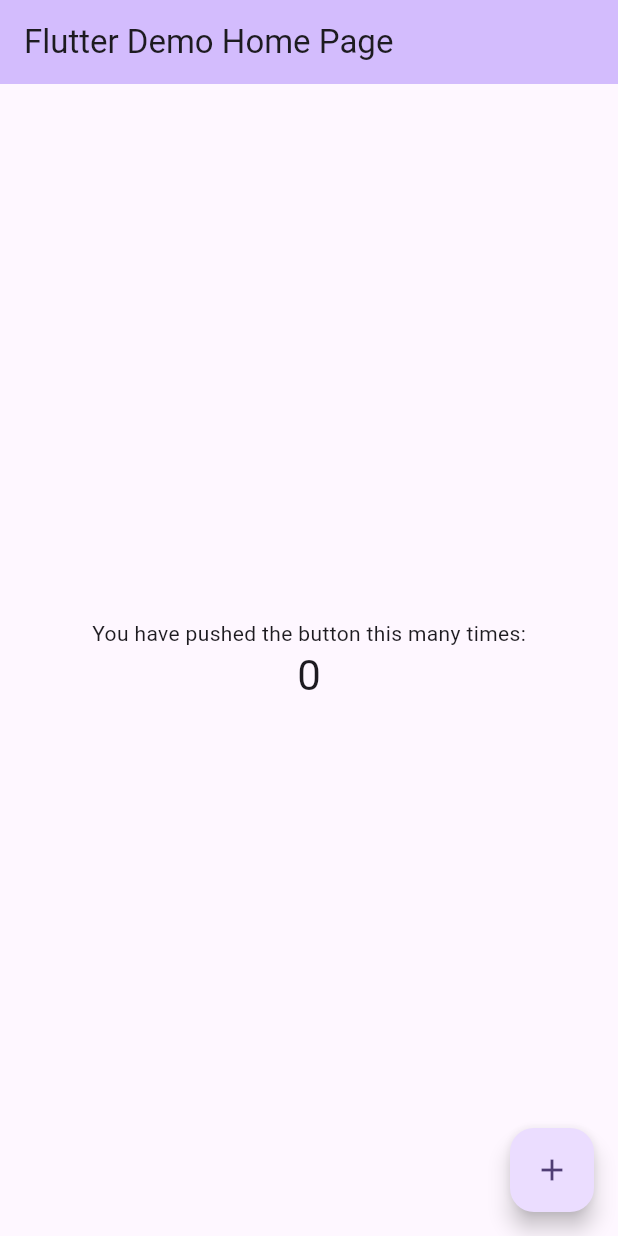
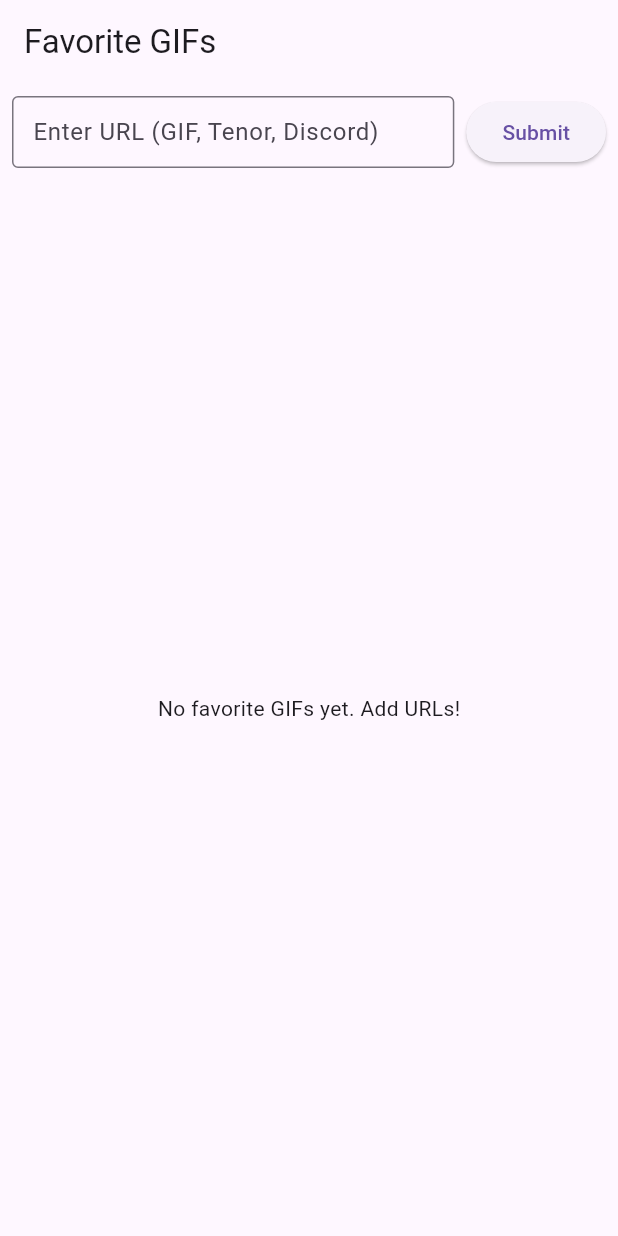
Before and after one commit to retrixe/plethora, a Flutter app: the screen it shows after launch, on a phone screen of 412 x 824 dp. Run offline on Flutter 3.47's test engine with Material 3 defaults, Android fonts, the phone set to English and light mode, and no system bars; our stand-ins replace cached_network_image, hive, hive_flutter; accounts and stored records are empty.

Commit message:
may god forgive me for vibe coding

```diff
--- /dev/null
+++ b/lib/gif_box.dart
@@ -0,0 +1 @@
+const String gifBoxName = 'favoriteGifs';
--- /dev/null
+++ b/lib/gif_list_screen.dart
@@ -0,0 +1,259 @@
+import 'package:flutter/material.dart';
+import 'package:flutter/services.dart';
+import 'package:hive_flutter/hive_flutter.dart';
+import 'package:cached_network_image/cached_network_image.dart';
+import 'gif_box.dart';
+import 'tenor_scraper.dart';
+import 'models/gif_entry.dart';
+
+class GifListScreen extends StatefulWidget {
+  const GifListScreen({super.key});
+
+  @override
+  State<GifListScreen> createState() => _GifListScreenState();
+}
+
+class _GifListScreenState extends State<GifListScreen> {
+  final TextEditingController _urlController = TextEditingController();
+  final _gifBox = Hive.box<GifEntry>(gifBoxName);
+  bool _isProcessingUrl = false;
+
+  Future<void> _handleUrlInput() async {
+    final originalUrl = _urlController.text.trim();
+    if (originalUrl.isEmpty) {
+      ScaffoldMessenger.of(context).showSnackBar(
+        const SnackBar(
+          content: Text('Please enter a URL'),
+          backgroundColor: Colors.orangeAccent,
+        ),
+      );
+      return;
+    }
+
+    if (_isProcessingUrl) return;
+
+    // Validate if it's a valid URL format before processing
+    Uri? uri = Uri.tryParse(originalUrl);
+    if (uri?.hasAbsolutePath != true) {
+      ScaffoldMessenger.of(context).showSnackBar(
+        const SnackBar(
+          content: Text('Please enter a valid URL format'),
+          backgroundColor: Colors.redAccent,
+        ),
+      );
+      return;
+    }
+
+    setState(() {
+      _isProcessingUrl = true;
+    });
+
+    String mediaUrl = originalUrl; // Start with originalUrl for media
+
+    // --- Handle Tenor URLs ---
+    if (originalUrl.contains('tenor.com')) {
+      // Attempt to scrape the original Tenor page to get the media URL.
+      ScaffoldMessenger.of(context).showSnackBar(
+        const SnackBar(
+          content: Text('Attempting to scrape Tenor URL...'),
+          duration: Duration(seconds: 2),
+        ),
+      );
+      final scrapedUrl = await TenorScraper.scrapeGifUrl(
+          originalUrl); // Use originalUrl for scraping
+
+      if (scrapedUrl != null) {
+        mediaUrl = scrapedUrl; // Use scraped URL for preview/caching
+        ScaffoldMessenger.of(context).showSnackBar(
+          const SnackBar(
+            content: Text('Scraping successful! Adding GIF.'),
+            backgroundColor: Colors.green,
+          ),
+        );
+      } else {
+        // If scraping failed, we can't get a media URL for preview/caching
+        ScaffoldMessenger.of(context).showSnackBar(
+          const SnackBar(
+            content: Text('Failed to scrape GIF from Tenor URL. Cannot add.'),
+            backgroundColor: Colors.redAccent,
+          ),
+        );
+        setState(() {
+          _isProcessingUrl = false;
+        });
+        return; // Exit if scraping failed
+      }
+    } else {
+      // For non-Tenor URLs (including Discord), mediaUrl is the originalUrl (with query string)
+      ScaffoldMessenger.of(context).showSnackBar(
+        const SnackBar(
+          content: Text('Adding URL.'),
+          duration: Duration(seconds: 1),
+        ),
+      );
+      // mediaUrl is already set to originalUrl at the beginning
+    }
+
+    // --- Add the GifEntry object to Hive ---
+    // Save the original URL as entered (with query string)
+    final gifEntry = GifEntry(originalUrl: originalUrl, mediaUrl: mediaUrl);
+    _gifBox.add(gifEntry);
+    _urlController.clear();
+
+    setState(() {
+      _isProcessingUrl = false;
+    });
+  }
+
+  void _removeGif(int index) {
+    _gifBox.deleteAt(index);
+    ScaffoldMessenger.of(context).showSnackBar(
+      const SnackBar(
+        content: Text('GIF removed.'),
+      ),
+    );
+  }
+
+  // Function to copy the original URL to clipboard, cleaned for Discord
+  void _copyOriginalUrl(String originalUrl) {
+    // Clean the URL before copying if it's a Discord URL
+    final urlToCopy = _cleanDiscordUrlForDisplay(originalUrl);
+    Clipboard.setData(ClipboardData(text: urlToCopy));
+    ScaffoldMessenger.of(context).showSnackBar(
+      SnackBar(
+        content: Text(
+            'Copied URL: $urlToCopy'), // Show the copied URL in the snackbar
+        duration: const Duration(seconds: 2),
+      ),
+    );
+  }
+
+  // Helper function to clean Discord URLs for display and copying
+  String _cleanDiscordUrlForDisplay(String url) {
+    if (url.contains('cdn.discordapp.com') ||
+        url.contains('media.discordapp.net')) {
+      try {
+        final uri = Uri.parse(url);
+        return uri.replace(query: '').toString();
+      } catch (e) {
+        // If parsing fails for some reason, return the original URL
+        print('Error cleaning Discord URL for display/copy: $e');
+        return url;
+      }
+    }
+    return url; // Return original URL if not a Discord link
+  }
+
+  @override
+  void dispose() {
+    _urlController.dispose();
+    super.dispose();
+  }
+
+  @override
+  Widget build(BuildContext context) {
+    return Scaffold(
+      appBar: AppBar(
+        title: const Text('Favorite GIFs'),
+      ),
+      body: Padding(
+        padding: const EdgeInsets.all(8.0),
+        child: Column(
+          children: [
+            Row(
+              children: [
+                Expanded(
+                  child: TextField(
+                    controller: _urlController,
+                    decoration: InputDecoration(
+                      hintText: 'Enter URL (GIF, Tenor, Discord)',
+                      border: const OutlineInputBorder(),
+                      contentPadding:
+                          const EdgeInsets.symmetric(horizontal: 10.0),
+                      suffixIcon: _isProcessingUrl
+                          ? const Padding(
+                              padding: EdgeInsets.all(8.0),
+                              child:
+                                  CircularProgressIndicator(strokeWidth: 2.0),
+                            )
+                          : null,
+                    ),
+                    keyboardType: TextInputType.url,
+                    onSubmitted: (_) => _handleUrlInput(),
+                  ),
+                ),
+                const SizedBox(width: 8.0),
+                ElevatedButton(
+                  onPressed: _isProcessingUrl ? null : _handleUrlInput,
+                  child: const Text('Submit'),
+                ),
+              ],
+            ),
+            const SizedBox(height: 16.0),
+            Expanded(
+              child: ValueListenableBuilder(
+                valueListenable: _gifBox.listenable(),
+                builder: (context, Box<GifEntry> box, _) {
+                  if (box.isEmpty) {
+                    return const Center(
+                      child: Text('No favorite GIFs yet. Add URLs!'),
+                    );
+                  }
+                  return ListView.builder(
+                    itemCount: box.length,
+                    itemBuilder: (context, index) {
+                      final gifEntry = box.getAt(index);
+                      if (gifEntry == null) {
+                        return const SizedBox.shrink();
+                      }
+
+                      // Clean the URL for display in the title text
+                      final displayedOriginalUrl =
+                          _cleanDiscordUrlForDisplay(gifEntry.originalUrl);
+
+                      return GestureDetector(
+                        // Pass the originalUrl to the copy function
+                        onTap: () => _copyOriginalUrl(gifEntry.originalUrl),
+                        child: Card(
+                          margin: const EdgeInsets.symmetric(vertical: 4.0),
+                          child: ListTile(
+                            contentPadding: const EdgeInsets.all(8.0),
+                            leading: SizedBox(
+                              width: 100,
+                              child: CachedNetworkImage(
+                                imageUrl: gifEntry
+                                    .mediaUrl, // Use mediaUrl for preview
+                                placeholder: (context, url) => const Center(
+                                    child: CircularProgressIndicator()),
+                                errorWidget: (context, url, error) =>
+                                    const Icon(Icons.error),
+                                fit: BoxFit.cover,
+                              ),
+                            ),
+                            // Display the cleaned URL in the title
+                            title: Text(displayedOriginalUrl,
+                                overflow: TextOverflow.ellipsis),
+                            // Optionally show the media URL if different from original
+                            subtitle: gifEntry.originalUrl != gifEntry.mediaUrl
+                                ? Text('Media: ${gifEntry.mediaUrl}',
+                                    overflow: TextOverflow.ellipsis,
+                                    style: TextStyle(fontSize: 10))
+                                : null,
+                            trailing: IconButton(
+                              icon: const Icon(Icons.delete, color: Colors.red),
+                              onPressed: () => _removeGif(index),
+                            ),
+                          ),
+                        ),
+                      );
+                    },
+                  );
+                },
+              ),
+            ),
+          ],
+        ),
+      ),
+    );
+  }
+}
--- a/lib/main.dart
+++ b/lib/main.dart
@@ -1,125 +1,39 @@
 import 'package:flutter/material.dart';
+import 'package:hive_flutter/hive_flutter.dart';
+import 'package:path_provider/path_provider.dart'; // Keep this import
+import 'gif_list_screen.dart';
+import 'gif_box.dart';
+import 'models/gif_entry.dart';
 
-void main() {
+void main() async {
+  WidgetsFlutterBinding.ensureInitialized();
+
+  // Get the application support directory instead of documents directory
+  final appSupportDir = await getApplicationSupportDirectory();
+  // Initialize Hive with the application support directory path
+  Hive.init(appSupportDir.path);
+
+  // Register the adapter for the GifEntry object
+  Hive.registerAdapter(GifEntryAdapter());
+
+  // Open the box for storing GifEntry objects
+  await Hive.openBox<GifEntry>(gifBoxName);
+
   runApp(const MyApp());
 }
 
 class MyApp extends StatelessWidget {
   const MyApp({super.key});
 
-  // This widget is the root of your application.
   @override
   Widget build(BuildContext context) {
     return MaterialApp(
-      title: 'Flutter Demo',
+      title: 'Favorite GIFs',
       theme: ThemeData(
-        // This is the theme of your application.
-        //
-        // TRY THIS: Try running your application with "flutter run". You'll see
-        // the application has a purple toolbar. Then, without quitting the app,
-        // try changing the seedColor in the colorScheme below to Colors.green
-        // and then invoke "hot reload" (save your changes or press the "hot
-        // reload" button in a Flutter-supported IDE, or press "r" if you used
-        // the command line to start the app).
-        //
-        // Notice that the counter didn't reset back to zero; the application
-        // state is not lost during the reload. To reset the state, use hot
-        // restart instead.
-        //
-        // This works for code too, not just values: Most code changes can be
-        // tested with just a hot reload.
-        colorScheme: ColorScheme.fromSeed(seedColor: Colors.deepPurple),
-        useMaterial3: true,
+        primarySwatch: Colors.blue,
+        visualDensity: VisualDensity.adaptivePlatformDensity,
       ),
-      home: const MyHomePage(title: 'Flutter Demo Home Page'),
+      home: const GifListScreen(),
     );
   }
 }
-
-class MyHomePage extends StatefulWidget {
-  const MyHomePage({super.key, required this.title});
-
-  // This widget is the home page of your application. It is stateful, meaning
-  // that it has a State object (defined below) that contains fields that affect
-  // how it looks.
-
-  // This class is the configuration for the state. It holds the values (in this
-  // case the title) provided by the parent (in this case the App widget) and
-  // used by the build method of the State. Fields in a Widget subclass are
-  // always marked "final".
-
-  final String title;
-
-  @override
-  State<MyHomePage> createState() => _MyHomePageState();
-}
-
-class _MyHomePageState extends State<MyHomePage> {
-  int _counter = 0;
-
-  void _incrementCounter() {
-    setState(() {
-      // This call to setState tells the Flutter framework that something has
-      // changed in this State, which causes it to rerun the build method below
-      // so that the display can reflect the updated values. If we changed
-      // _counter without calling setState(), then the build method would not be
-      // called again, and so nothing would appear to happen.
-      _counter++;
-    });
-  }
-
-  @override
-  Widget build(BuildContext context) {
-    // This method is rerun every time setState is called, for instance as done
-    // by the _incrementCounter method above.
-    //
-    // The Flutter framework has been optimized to make rerunning build methods
-    // fast, so that you can just rebuild anything that needs updating rather
-    // than having to individually change instances of widgets.
-    return Scaffold(
-      appBar: AppBar(
-        // TRY THIS: Try changing the color here to a specific color (to
-        // Colors.amber, perhaps?) and trigger a hot reload to see the AppBar
-        // change color while the other colors stay the same.
-        backgroundColor: Theme.of(context).colorScheme.inversePrimary,
-        // Here we take the value from the MyHomePage object that was created by
-        // the App.build method, and use it to set our appbar title.
-        title: Text(widget.title),
-      ),
-      body: Center(
-        // Center is a layout widget. It takes a single child and positions it
-        // in the middle of the parent.
-        child: Column(
-          // Column is also a layout widget. It takes a list of children and
-          // arranges them vertically. By default, it sizes itself to fit its
-          // children horizontally, and tries to be as tall as its parent.
-          //
-          // Column has various properties to control how it sizes itself and
-          // how it positions its children. Here we use mainAxisAlignment to
-          // center the children vertically; the main axis here is the vertical
-          // axis because Columns are vertical (the cross axis would be
-          // horizontal).
-          //
-          // TRY THIS: Invoke "debug painting" (choose the "Toggle Debug Paint"
-          // action in the IDE, or press "p" in the console), to see the
-          // wireframe for each widget.
-          mainAxisAlignment: MainAxisAlignment.center,
-          children: <Widget>[
-            const Text(
-              'You have pushed the button this many times:',
-            ),
-            Text(
-              '$_counter',
-              style: Theme.of(context).textTheme.headlineMedium,
-            ),
-          ],
-        ),
-      ),
-      floatingActionButton: FloatingActionButton(
-        onPressed: _incrementCounter,
-        tooltip: 'Increment',
-        child: const Icon(Icons.add),
-      ), // This trailing comma makes auto-formatting nicer for build methods.
-    );
-  }
-}
--- /dev/null
+++ b/lib/models/gif_entry.dart
@@ -0,0 +1,15 @@
+import 'package:hive/hive.dart';
+
+part 'gif_entry.g.dart'; // This line is crucial for the generated code
+
+@HiveType(typeId: 0) // Unique typeId for this object
+class GifEntry extends HiveObject {
+  @HiveField(0)
+  String originalUrl;
+
+  @HiveField(1)
+  String
+      mediaUrl; // Scraped URL for Tenor, or same as originalUrl for direct GIFs
+
+  GifEntry({required this.originalUrl, required this.mediaUrl});
+}
```
Also changed, not shown: lib/tenor_scraper.dart (added, +66 -0 lines), pubspec.yaml (+10 -0 lines), lib/models/gif_entry.g.dart (added), pubspec.lock.
